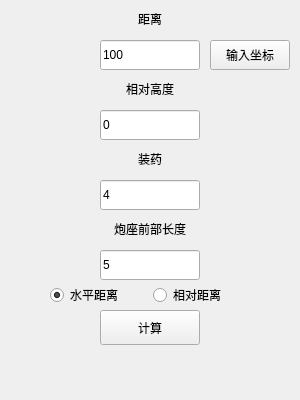
Before: the Qt Designer form mainwindow.ui in Catheaw/CBCTool-Qt, drawn with Qt 5.
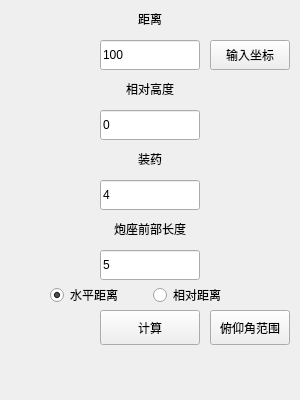
After: the same form once the commit is applied.

Commit message: Add range input

```diff
--- a/mainwindow.ui
+++ b/mainwindow.ui
@@ -219,6 +219,19 @@
      <set>Qt::AlignmentFlag::AlignHCenter|Qt::AlignmentFlag::AlignTop</set>
     </property>
    </widget>
+   <widget class="QPushButton" name="RangeButton">
+    <property name="geometry">
+     <rect>
+      <x>210</x>
+      <y>310</y>
+      <width>80</width>
+      <height>35</height>
+     </rect>
+    </property>
+    <property name="text">
+     <string>俯仰角范围</string>
+    </property>
+   </widget>
   </widget>
  </widget>
  <resources/>
```
The commit also changes 5 other files.
